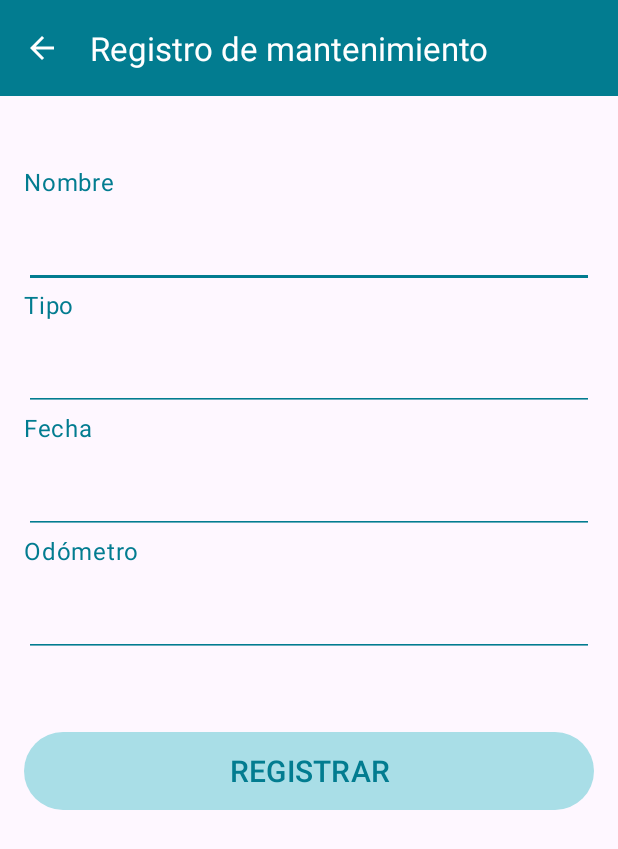
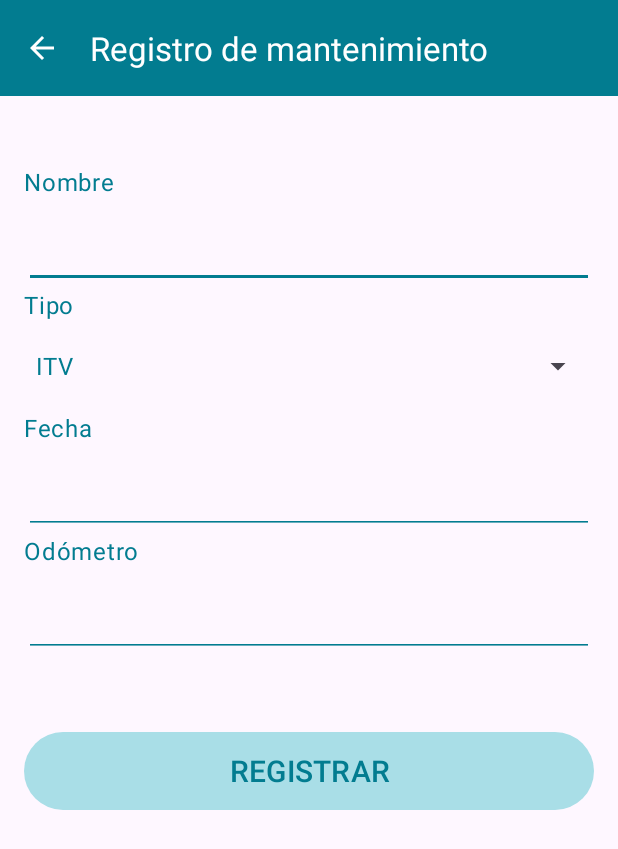
Before and after one commit to Coleguilla/Project-MemorAuto, an Android app: the RegistroMantenimientoActivity screen opened directly, with no data from a screen before it, on a phone screen of 412 x 824 dp. Shown: the top 849 px of the screen. Run offline under Robolectric (Android 15) with nearby library versions, the phone set to English and light mode, and no system bars.

Commit message:
version 0.4.0

```diff
--- a/app/src/main/java/com/example/memorauto/RegistroMantenimientoActivity.java
+++ b/app/src/main/java/com/example/memorauto/RegistroMantenimientoActivity.java
@@ -7,8 +7,10 @@ import android.app.DatePickerDialog;
 import android.content.Intent;
 import android.os.Bundle;
 import android.view.View;
+import android.widget.ArrayAdapter;
 import android.widget.DatePicker;
 import android.widget.EditText;
+import android.widget.Spinner;
 import android.widget.Toast;
 
 import com.example.memorauto.db.entity.Mantenimiento;
@@ -18,7 +20,8 @@ import java.util.GregorianCalendar;
 
 public class RegistroMantenimientoActivity extends AppCompatActivity {
 
-    private EditText etNombre, etTipo, etFecha, etOdometro;
+    private EditText etNombre, etFecha, etOdometro;
+    private Spinner spTipo;
     private GregorianCalendar gcFecha;
     public int idVehiculo;
     Mantenimiento mantenimiento;
@@ -50,9 +53,14 @@ public class RegistroMantenimientoActivity extends AppCompatActivity {
 
     private void configView() {
         etNombre = findViewById(R.id.arm_et_nombre);
-        etTipo = findViewById(R.id.arm_et_tipo);
+        spTipo = findViewById(R.id.arm_sp_tipo);
         etFecha = findViewById(R.id.arm_et_fecha);
         etOdometro = findViewById(R.id.arm_et_odometro);
+
+        String[] opciones = {"ITV", "Cambio de aceite", "Filtro de aire", "Liquido de frenos", "Cambio de bateria", "Otros"};
+        ArrayAdapter<String> adapter = new ArrayAdapter<>(this, android.R.layout.simple_spinner_item, opciones);
+        adapter.setDropDownViewResource(android.R.layout.simple_spinner_dropdown_item);
+        spTipo.setAdapter(adapter);
     }
 
     public void selectFecha(View view) {
@@ -69,11 +77,12 @@ public class RegistroMantenimientoActivity extends AppCompatActivity {
     }
 
     public void registrarMantenimiento(View view) {
-        if (etNombre.getText().toString().equals("") | etTipo.getText().toString().equals("") | etFecha.getText().toString().equals("")) {
+        if (etNombre.getText().toString().equals("") | spTipo.getSelectedItem().toString().equals("") | etFecha.getText().toString().equals("")) {
             Toast.makeText(this, "NOMBRE, TIPO y FECHA son obligatorios para registrar un mantenimiento", Toast.LENGTH_LONG).show();
         } else {
-            mantenimiento = new Mantenimiento(etNombre.getText().toString(), etTipo.getText().toString(), gcFecha, idVehiculo);
-            if (!etOdometro.getText().toString().equals("")) mantenimiento.setOdometro(Integer.parseInt(etOdometro.getText().toString()));
+            mantenimiento = new Mantenimiento(etNombre.getText().toString(), spTipo.getSelectedItem().toString(), gcFecha, idVehiculo);
+            if (!etOdometro.getText().toString().equals(""))
+                mantenimiento.setOdometro(Integer.parseInt(etOdometro.getText().toString()));
 
             Intent intent = new Intent(RegistroMantenimientoActivity.this, RegistroRecordatorioActivity.class);
             intent.putExtra("SELECTED_VEHICLE", idVehiculo);
--- a/app/src/main/res/layout/activity_registro_mantenimiento.xml
+++ b/app/src/main/res/layout/activity_registro_mantenimiento.xml
@@ -53,10 +53,10 @@
         app:layout_constraintStart_toStartOf="parent"
         app:layout_constraintEnd_toEndOf="parent"
         app:layout_constraintTop_toBottomOf="@+id/arm_et_nombre"
-        app:layout_constraintBottom_toTopOf="@+id/arm_et_tipo" />
+        app:layout_constraintBottom_toTopOf="@+id/arm_sp_tipo" />
 
-    <EditText
-        android:id="@+id/arm_et_tipo"
+    <Spinner
+        android:id="@+id/arm_sp_tipo"
         android:layout_width="match_parent"
         android:layout_height="60dp"
         android:layout_marginStart="16dp"
@@ -75,7 +75,7 @@
         android:text="Fecha"
         app:layout_constraintStart_toStartOf="parent"
         app:layout_constraintEnd_toEndOf="parent"
-        app:layout_constraintTop_toBottomOf="@+id/arm_et_tipo"
+        app:layout_constraintTop_toBottomOf="@+id/arm_sp_tipo"
         app:layout_constraintBottom_toTopOf="@+id/arm_et_fecha"/>
 
     <EditText
```
Also changed, not shown: app/src/main/java/com/example/memorauto/RegistroRecordatorioActivity.java (+37 -1 lines), app/src/main/res/layout/activity_registro_recordatorio.xml (+9 -0 lines).
